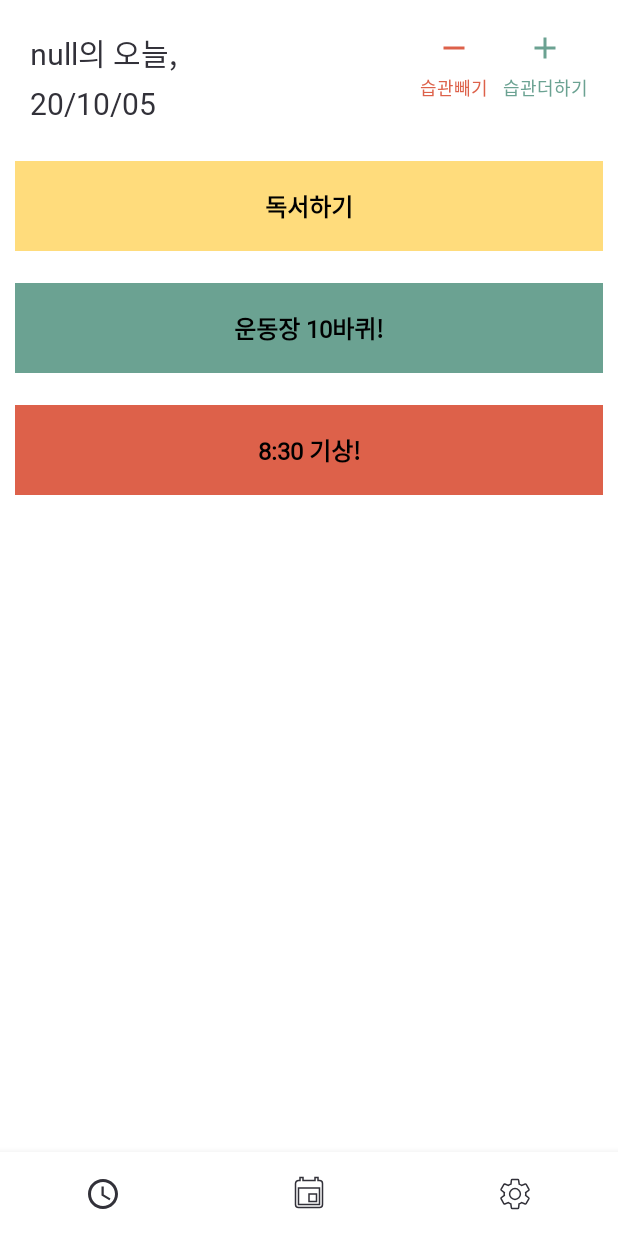
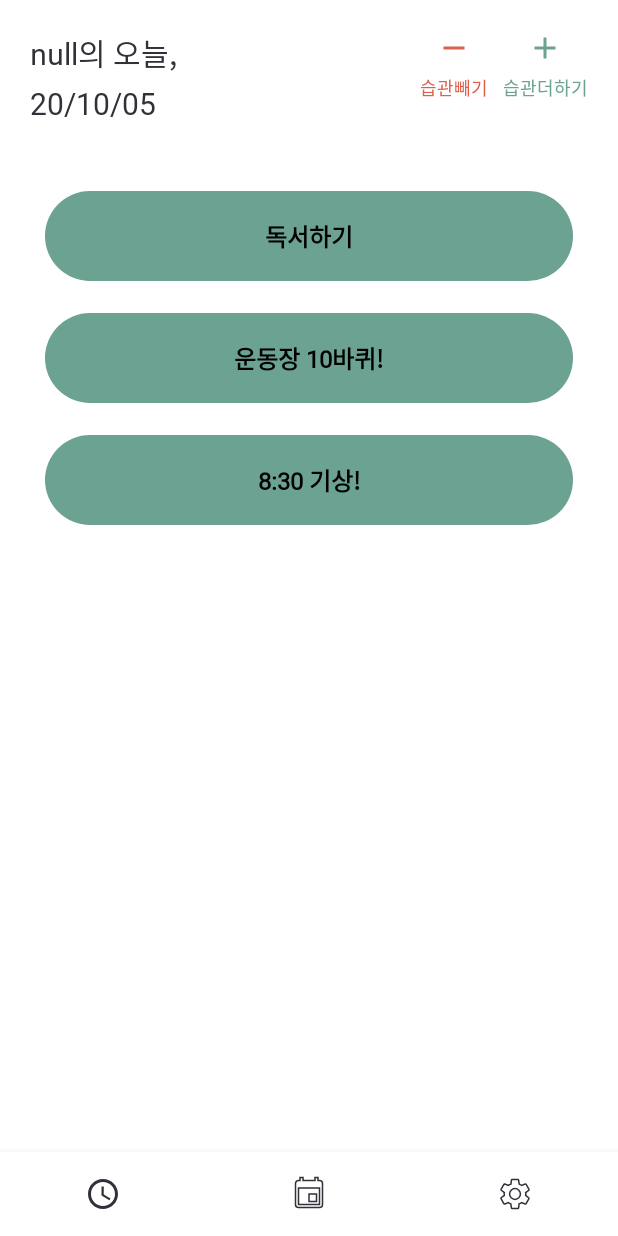
Before and after one commit to JiYoungDo/Habitter, an Android app: the Today_Fragment screen opened directly, with no data from a screen before it, on a phone screen of 412 x 824 dp. Run offline under Robolectric (Android 15) with nearby library versions, the phone set to English and light mode, and no system bars.

```diff
--- a/app/src/main/java/com/Carrie/habitter/HabitLog/HabitLogActivity.java
+++ b/app/src/main/java/com/Carrie/habitter/HabitLog/HabitLogActivity.java
@@ -40,7 +40,6 @@ public class HabitLogActivity extends AppCompatActivity {
         nick_name = findViewById(R.id.habit_log_tv_nickname_title);
         date = findViewById(R.id.habit_log_tv_date);
         bottomNavigationView  = findViewById(R.id.habit_log_activity_bnv);
-//        fl = findViewById(R.id.habit_log_activity_fl);
         bottomNavigationView.setItemIconTintList(null);
 
         setting_fragment = new Setting_Fragment();
--- a/app/src/main/java/com/Carrie/habitter/HabitLog_today_fragment/Habit_Item.java
+++ b/app/src/main/java/com/Carrie/habitter/HabitLog_today_fragment/Habit_Item.java
@@ -4,11 +4,11 @@ import android.graphics.drawable.Drawable;
 
 public class Habit_Item {
     private String habit_title;
-    private int habit_color;
+    // private int habit_color;
 
-    public Habit_Item(String habit_title, int habit_color) {
+    public Habit_Item(String habit_title) {
         this.habit_title = habit_title;
-        this.habit_color = habit_color;
+        // this.habit_color = habit_color;
     }
 
     public String getHabit_title() {
@@ -19,11 +19,11 @@ public class Habit_Item {
         this.habit_title = habit_title;
     }
 
-    public int getHabit_color() {
-        return habit_color;
-    }
-
-    public void setHabit_color(int habit_color) {
-        this.habit_color = habit_color;
-    }
+//    public int getHabit_color() {
+//        return habit_color;
+//    }
+//
+//    public void setHabit_color(int habit_color) {
+//        this.habit_color = habit_color;
+//    }
 }
--- a/app/src/main/java/com/Carrie/habitter/HabitLog_today_fragment/Habit_Item_Adapter.java
+++ b/app/src/main/java/com/Carrie/habitter/HabitLog_today_fragment/Habit_Item_Adapter.java
@@ -77,7 +77,7 @@ public class Habit_Item_Adapter extends  RecyclerView.Adapter<Habit_Item_Adapter
 
         holder.habit_title.setText(mList.get(position).getHabit_title());
 
-        holder.habit_title.setBackgroundColor(mList.get(position).getHabit_color());
+//        holder.habit_title.setBackgroundColor(mList.get(position).getHabit_color());
 //        holder.habit_title.setBackgroundDrawable(drawable);
     }
 
--- a/app/src/main/java/com/Carrie/habitter/HabitLog_today_fragment/Today_Fragment.java
+++ b/app/src/main/java/com/Carrie/habitter/HabitLog_today_fragment/Today_Fragment.java
@@ -1,12 +1,15 @@
 package com.Carrie.habitter.HabitLog_today_fragment;
 
+import android.app.Activity;
 import android.content.Context;
+import android.content.SharedPreferences;
 import android.graphics.drawable.Drawable;
 import android.os.Bundle;
+import android.util.Log;
 import android.view.LayoutInflater;
 import android.view.View;
 import android.view.ViewGroup;
-import android.widget.LinearLayout;
+import android.widget.TextView;
 import android.widget.Toast;
 
 import androidx.annotation.NonNull;
@@ -29,6 +32,9 @@ public class Today_Fragment extends Fragment {
     Habit_Item_Adapter habit_item_adapter;
     ArrayList mArrayList;
 
+    TextView add_habit;
+    TextView delete_habit;
+
     @Override
     public void onAttach(@NonNull Context context) {
         super.onAttach(context);
@@ -46,6 +52,38 @@ public class Today_Fragment extends Fragment {
     public View onCreateView(@NonNull LayoutInflater inflater, @Nullable ViewGroup container, @Nullable Bundle savedInstanceState) {
         viewGroup = (ViewGroup) inflater.inflate(R.layout.today_fragment,container,false);
 
+        // 습관 추가 버튼
+        add_habit = viewGroup.findViewById(R.id.today_fm_tv_btn_add_habit);
+        add_habit.setOnClickListener(new View.OnClickListener() {
+            @Override
+            public void onClick(View v) {
+                Add_habit_Dialog add_habit_dialog = new Add_habit_Dialog(mainActivity);
+                add_habit_dialog.show();
+            }
+
+            // 사용자가 팝업 창을 통해 입력한 습관 이름.
+            final SharedPreferences auto = getContext().getSharedPreferences("nickStr", Activity.MODE_PRIVATE);
+            String user_add_habit_now = auto.getString("user_add_habit","null");
+            // 위  str 값을 db 에 저장한다.
+
+        });
+
+
+
+
+
+        // 습관 삭제 버튼
+        delete_habit = viewGroup.findViewById(R.id.today_fm_tv_btn_remove_habit);
+        delete_habit.setOnClickListener(new View.OnClickListener() {
+            @Override
+            public void onClick(View v) {
+                Delete_habit_Dialog delete_habit_dialog = new Delete_habit_Dialog(mainActivity);
+                delete_habit_dialog.show();
+            }
+        });
+
+
+        // 습관 리스트 리사이클러 뷰 연결
         recyclerView = viewGroup.findViewById(R.id.today_fm_habit_name_rv);
         LinearLayoutManager linearLayoutManager = new LinearLayoutManager(mainActivity,LinearLayoutManager.VERTICAL,false);
         recyclerView.setLayoutManager(linearLayoutManager);
@@ -57,16 +95,9 @@ public class Today_Fragment extends Fragment {
         recyclerView.addItemDecoration(dividerItemDecoration);
 
         // dummy 넣어서 보이게 해보기.
-        int color_1 = getResources().getColor(R.color.colorAccent);
-        int color_2 = getResources().getColor(R.color.colorPrimaryDark);
-        int color_3 = getResources().getColor(R.color.colorHotCoral);
-//        Drawable drawable_1 = getResources().getDrawable(R.drawable.gra_blue_1);
-//        Drawable drawable_2 = getResources().getDrawable(R.drawable.gra_yellow_1);
-//        Drawable drawable_3 = getResources().getDrawable(R.drawable.gra_pink_3);
-
-        Habit_Item habit_item = new Habit_Item("독서하기",color_1);
-        Habit_Item habit_item2 = new Habit_Item("운동장 10바퀴!",color_2);
-        Habit_Item habit_item3 = new Habit_Item("8:30 기상!",color_3);
+        Habit_Item habit_item = new Habit_Item("독서하기");
+        Habit_Item habit_item2 = new Habit_Item("운동장 10바퀴!");
+        Habit_Item habit_item3 = new Habit_Item("8:30 기상!");
 
         mArrayList.add(habit_item);
         mArrayList.add(habit_item2);
@@ -77,6 +108,7 @@ public class Today_Fragment extends Fragment {
         habit_item_adapter.setOnItemClickListener(new Habit_Item_Adapter.OnItemClickListener() {
             @Override
             public void onItemClick(View v, int pos) {
+                // 세부 화면으로 넘어가기.
                 Toast.makeText(getContext(),"클릭!",Toast.LENGTH_LONG).show();
             }
         });
--- a/app/src/main/res/layout/today_fm_habit_item.xml
+++ b/app/src/main/res/layout/today_fm_habit_item.xml
@@ -11,7 +11,10 @@
         android:layout_width="match_parent"
         android:layout_height="60dp"
         app:layout_constraintTop_toTopOf="parent"
+        android:layout_marginLeft="20dp"
+        android:layout_marginRight="20dp"
         android:background="@drawable/round_background"
+        android:backgroundTint="@color/colorPrimaryDark"
         android:text="두피마사지"
         android:textSize="16sp"
         android:textStyle="bold"
--- a/app/src/main/res/layout/today_fragment.xml
+++ b/app/src/main/res/layout/today_fragment.xml
@@ -39,7 +39,7 @@
        android:id="@+id/today_fm_habit_name_rv"
        android:layout_width="match_parent"
        android:layout_height="wrap_content"
-       android:layout_marginTop="30dp"
+       android:layout_marginTop="50dp"
        app:layout_constraintTop_toBottomOf="@id/today_fm_tv_btn_add_habit"/>
 
 
--- a/app/src/main/res/values/strings.xml
+++ b/app/src/main/res/values/strings.xml
@@ -17,4 +17,10 @@
     <string name="confirm_change_nickname">변경완료</string>
     <string name="frequent_question">자주 묻는 질문</string>
     <string name="delete_all">데이터 모두 삭제</string>
+    <string name="add_habit_dialog_title">습관 더하기</string>
+    <string name="add_habit_dialog_et_hint">이곳에 적어주세요</string>
+    <string name="confirm">확인</string>
+    <string name="cancel">취소</string>
+    <string name="delete_habit_dialog_title">습관 빼기</string>
+    <string name="delete_habit_dialog_contents">삭제 하고 싶은 습관을 \n손가락으로 길게 눌러주세요.</string>
 </resources>
```
Also changed, not shown: app/src/main/java/com/Carrie/habitter/HabitLog_today_fragment/Add_habit_Dialog.java (added, +72 -0 lines), app/src/main/java/com/Carrie/habitter/HabitLog_today_fragment/Delete_habit_Dialog.java (added, +42 -0 lines), app/src/main/res/drawable/dark_green_edittext.xml (added, +16 -0 lines), app/src/main/res/drawable/ic_brush.xml (added, +9 -0 lines), app/src/main/res/drawable/ic_delete.xml (added, +9 -0 lines), app/src/main/res/layout/add_habit_dialog.xml (added, +70 -0 lines), app/src/main/res/layout/delete_habit_dialog.xml (added, +59 -0 lines).
